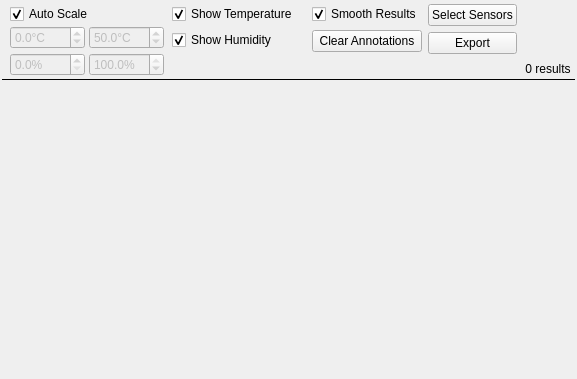
This is manager/src/PlotWidget.ui in porkmarks/sense as Qt 5 draws it before an edit. The edited form follows.
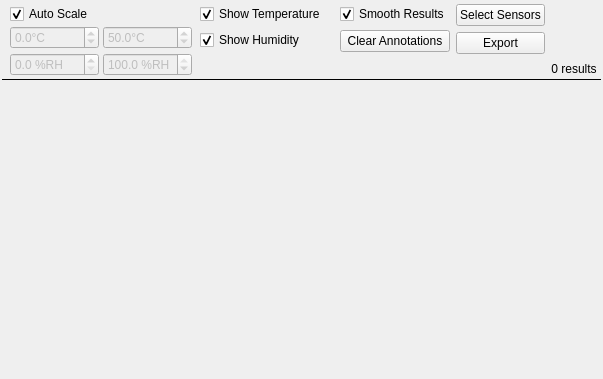
This is the edited form. Icons and pictures are not drawn. Custom widgets are drawn as their Qt base class.

Patch:
```diff
--- a/manager/src/PlotWidget.ui
+++ b/manager/src/PlotWidget.ui
@@ -179,7 +179,7 @@
                <bool>false</bool>
               </property>
               <property name="suffix">
-               <string>%</string>
+               <string> %RH</string>
               </property>
               <property name="decimals">
                <number>1</number>
@@ -192,7 +192,7 @@
                <bool>false</bool>
               </property>
               <property name="suffix">
-               <string>%</string>
+               <string> %RH</string>
               </property>
               <property name="decimals">
                <number>1</number>
```
